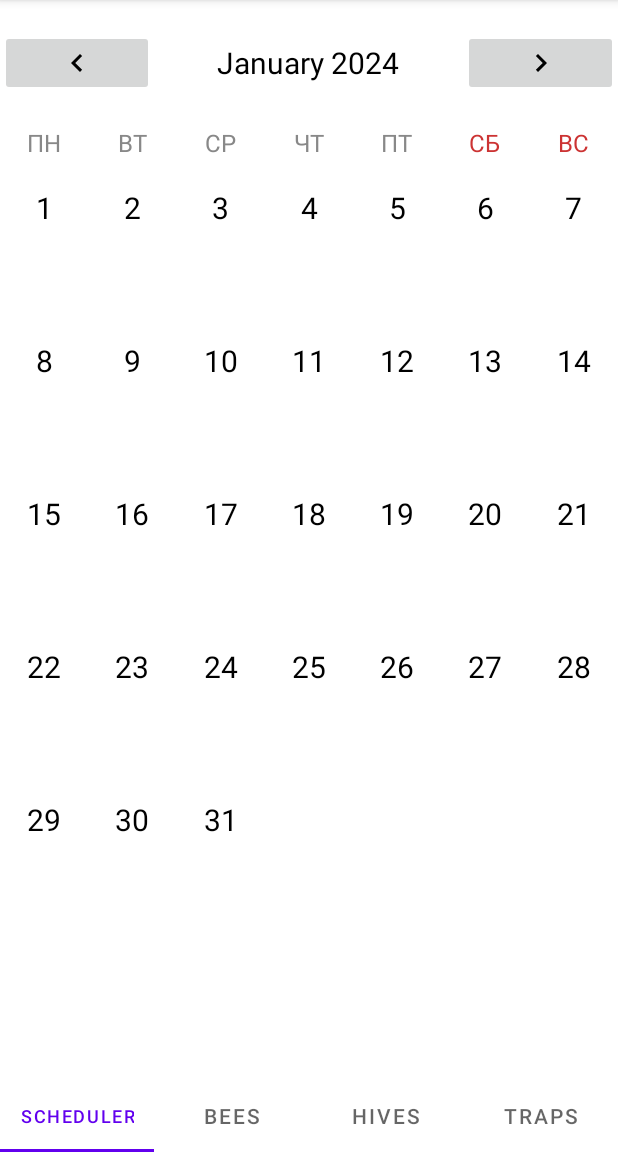
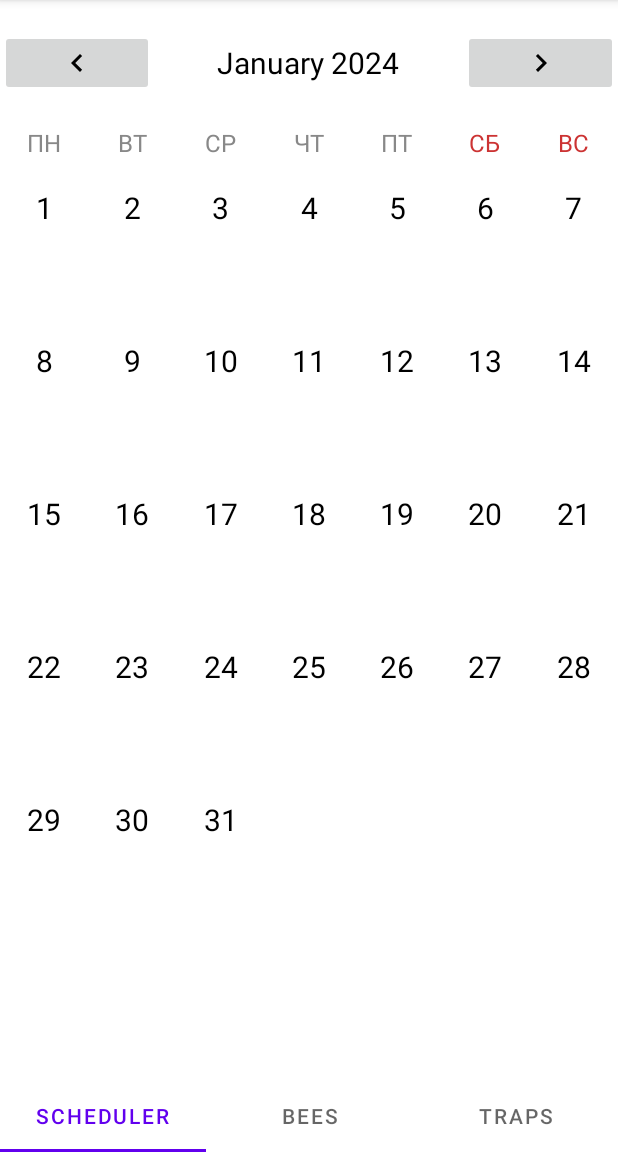
Before and after one commit to Grigorev-Arseny/Paseka, an Android app: the screen it shows after launch (MainActivity), on a phone screen of 412 x 824 dp, the part 84-1236 px from its top. Run offline under Robolectric (Android 15) with nearby library versions, the phone set to English and light mode, and no system bars.

Commit message:
Hives fragment deleted

```diff
--- a/app/src/main/java/com/hfad/paseka/MainActivity.java
+++ b/app/src/main/java/com/hfad/paseka/MainActivity.java
@@ -42,7 +42,7 @@ public class MainActivity extends AppCompatActivity {
         MainVPAdapter mainVPAdapter = new MainVPAdapter(getSupportFragmentManager(), FragmentPagerAdapter.BEHAVIOR_RESUME_ONLY_CURRENT_FRAGMENT);
         mainVPAdapter.addFragment(new SchedulerListFragment(), "Scheduler");
         mainVPAdapter.addFragment(new BeesListFragment(), "Bees");
-        mainVPAdapter.addFragment(new HivesListFragment(), "Hives");
+        //mainVPAdapter.addFragment(new HivesListFragment(), "Hives");
         mainVPAdapter.addFragment(new TrapsListFragment(), "Traps");
         main_pager.setAdapter(mainVPAdapter);
 
```
